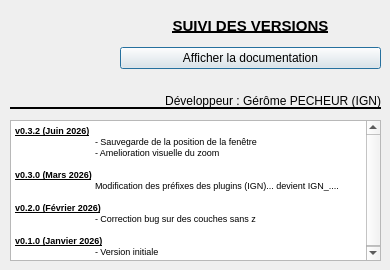
Before: the Qt Designer form aproposde.ui in IGNF/altibonne-qgis-plugin, drawn with Qt 5.
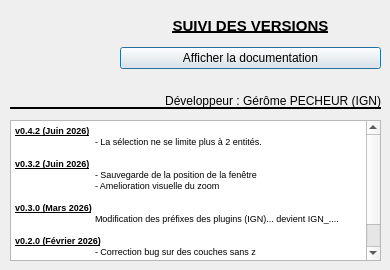
After: the same form once the commit is applied. Icons and pictures are not drawn.

Diff of the .ui file:
```diff
--- a/aproposde.ui
+++ b/aproposde.ui
@@ -100,6 +100,9 @@
 &lt;html&gt;&lt;head&gt;&lt;meta name=&quot;qrichtext&quot; content=&quot;1&quot; /&gt;&lt;style type=&quot;text/css&quot;&gt;
 p, li { white-space: pre-wrap; }
 &lt;/style&gt;&lt;/head&gt;&lt;body style=&quot; font-family:'MS Shell Dlg 2'; font-size:8.25pt; font-weight:400; font-style:normal;&quot;&gt;
+&lt;p style=&quot; margin-top:0px; margin-bottom:0px; margin-left:0px; margin-right:0px; -qt-block-indent:0; text-indent:0px;&quot;&gt;&lt;span style=&quot; font-size:7pt; font-weight:600; text-decoration: underline;&quot;&gt;v0.4.2 (Juin 2026)&lt;/span&gt;&lt;/p&gt;
+&lt;p style=&quot; margin-top:0px; margin-bottom:0px; margin-left:0px; margin-right:0px; -qt-block-indent:0; text-indent:0px;&quot;&gt;&lt;span style=&quot; font-size:7pt;&quot;&gt;	- La sélection ne se limite plus à 2 entités.&lt;/span&gt;&lt;/p&gt;
+&lt;p style=&quot;-qt-paragraph-type:empty; margin-top:0px; margin-bottom:0px; margin-left:0px; margin-right:0px; -qt-block-indent:0; text-indent:0px; font-size:7pt;&quot;&gt;&lt;br /&gt;&lt;/p&gt;
 &lt;p style=&quot; margin-top:0px; margin-bottom:0px; margin-left:0px; margin-right:0px; -qt-block-indent:0; text-indent:0px;&quot;&gt;&lt;span style=&quot; font-size:7pt; font-weight:600; text-decoration: underline;&quot;&gt;v0.3.2 (Juin 2026)&lt;/span&gt;&lt;/p&gt;
 &lt;p style=&quot; margin-top:0px; margin-bottom:0px; margin-left:0px; margin-right:0px; -qt-block-indent:0; text-indent:0px;&quot;&gt;&lt;span style=&quot; font-size:7pt;&quot;&gt;	- Sauvegarde de la position de la fenêtre&lt;/span&gt;&lt;/p&gt;
 &lt;p style=&quot; margin-top:0px; margin-bottom:0px; margin-left:0px; margin-right:0px; -qt-block-indent:0; text-indent:0px;&quot;&gt;&lt;span style=&quot; font-size:7pt;&quot;&gt;	- Amelioration visuelle du zoom&lt;/span&gt;&lt;/p&gt;
```
